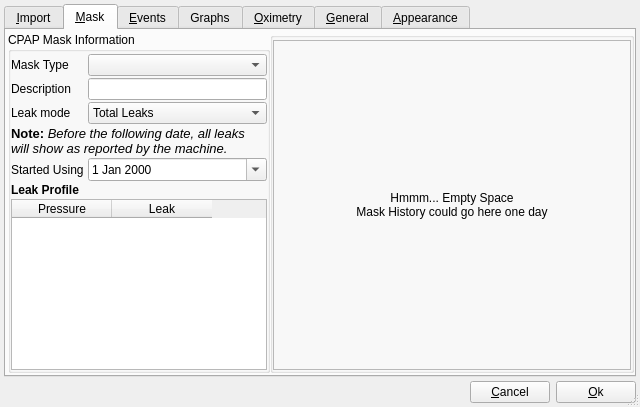
Old version of the form preferencesdialog.ui in the repository sbonaime/sleepyhead-code..
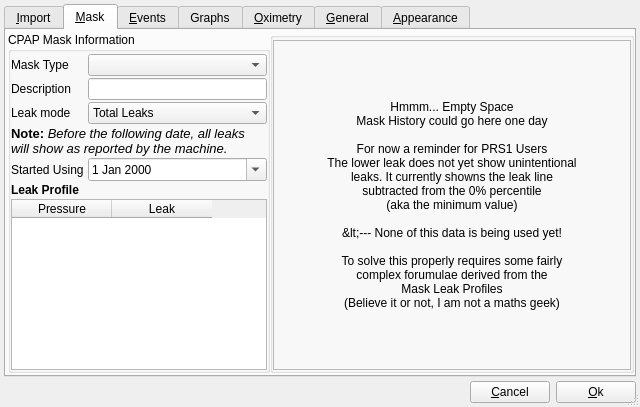
New version of the form. The open tabs and pages were chosen to show the change.

Commit message: Added optional second EventList data field, upgraded Session Load/Store code, Modified oximetery Pulse/SPO2 flag to record extra field, Retain mask info in Preferences Tab

Patch:
```diff
--- a/preferencesdialog.ui
+++ b/preferencesdialog.ui
@@ -567,7 +567,20 @@
             </property>
             <property name="text">
              <string>Hmmm... Empty Space
-Mask History could go here one day</string>
+Mask History could go here one day
+
+For now a reminder for PRS1 Users
+The lower leak does not yet show unintentional 
+leaks. It currently showns the leak line 
+subtracted from the 0% percentile 
+(aka the minimum value)
+
+&lt;--- None of this data is being used yet!
+
+To solve this properly requires some fairly 
+complex forumulae derived from the 
+Mask Leak Profiles
+(Believe it or not, I am not a maths geek)</string>
             </property>
             <property name="alignment">
              <set>Qt::AlignCenter</set>
```
Left out of the diff: 12 changed lines with no effect on the pictures. The commit also changes 12 other files.
